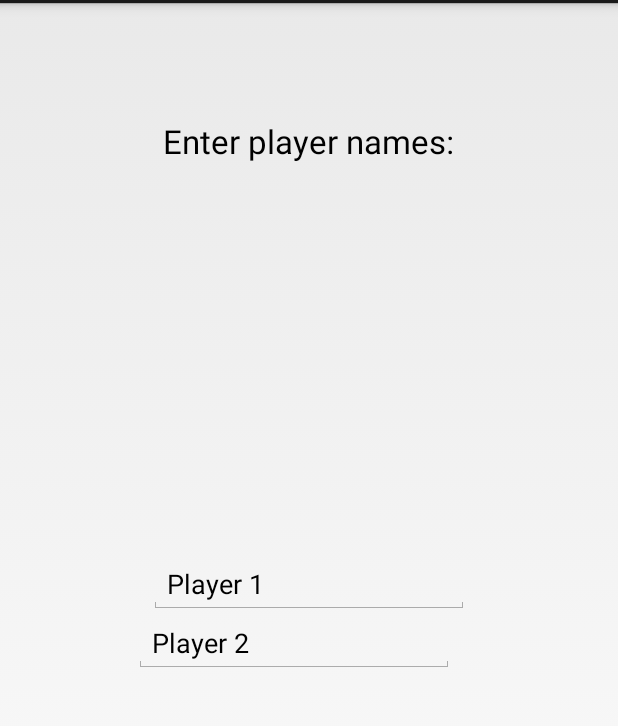
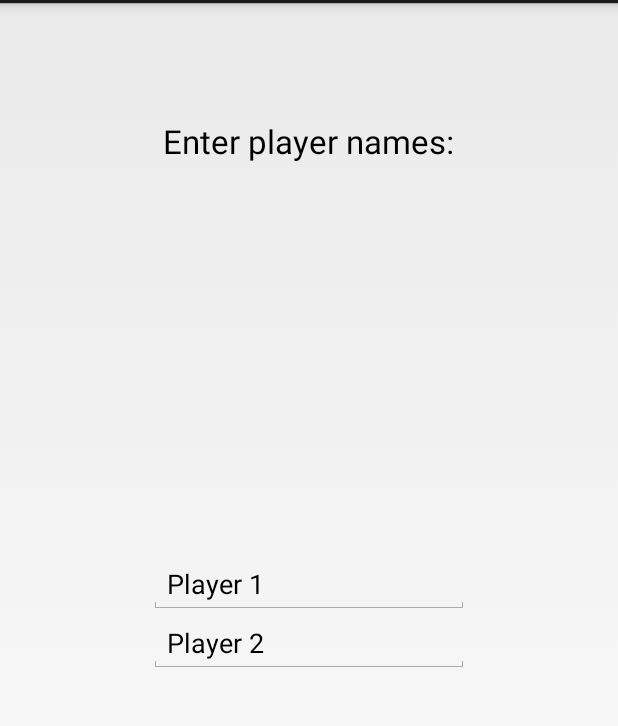
Before and after one commit to eivindveg/pg4600-assignment1, an Android app: the screen it shows after launch (NewGameActivity), on a phone screen of 412 x 824 dp, the part 69-795 px from its top. Run offline under Robolectric (Android 15) with nearby library versions, the phone set to English and light mode, and no system bars; 1 statement that could not run was skipped.

Commit message:
tictactoe: realign text input

```diff
--- a/app/src/main/res/layout/new_game.xml
+++ b/app/src/main/res/layout/new_game.xml
@@ -31,5 +31,5 @@
             android:ems="10"
             android:id="@+id/playerTwoText"
             android:layout_below="@+id/playerOneText"
-            android:layout_alignEnd="@+id/textView"/>
+            android:layout_centerHorizontal="true"/>
 </RelativeLayout>
```
